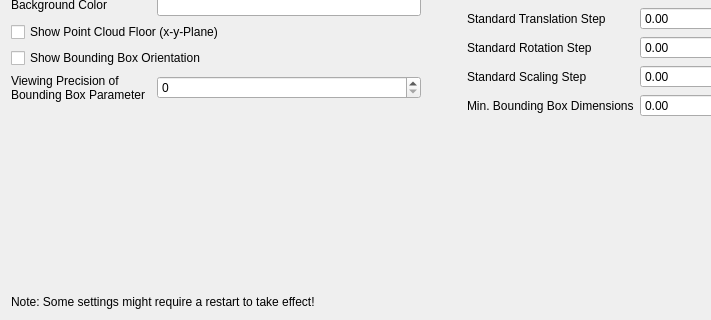
ch-sa/labelCloud, file labelCloud/ressources/settings_interface.ui: the form before one commit; both pictures show x 0 to 711 and y 300 to 620 of the 888 by 620 pixel window.
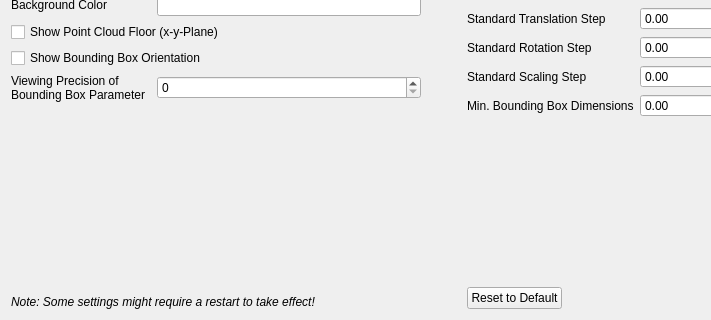
The form after the commit.

Commit message: Add reset to default

What changed in the file:
```diff
--- a/labelCloud/ressources/settings_interface.ui
+++ b/labelCloud/ressources/settings_interface.ui
@@ -271,6 +271,11 @@
      </item>
      <item row="15" column="1" colspan="2">
       <widget class="QLabel" name="label">
+       <property name="font">
+        <font>
+         <italic>true</italic>
+        </font>
+       </property>
        <property name="text">
         <string>Note: Some settings might require a restart to take effect!</string>
        </property>
@@ -578,6 +583,19 @@
        </property>
       </spacer>
      </item>
+     <item row="16" column="1">
+      <widget class="QPushButton" name="reset_button">
+       <property name="sizePolicy">
+        <sizepolicy hsizetype="Maximum" vsizetype="Fixed">
+         <horstretch>0</horstretch>
+         <verstretch>0</verstretch>
+        </sizepolicy>
+       </property>
+       <property name="text">
+        <string>Reset to Default</string>
+       </property>
+      </widget>
+     </item>
     </layout>
    </item>
   </layout>
```
Left out of the diff: 3 changed lines with no effect on the pictures. The commit also changes 4 other files.
